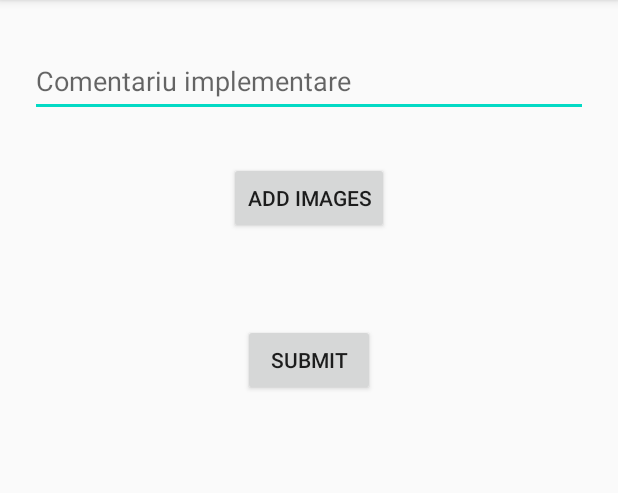
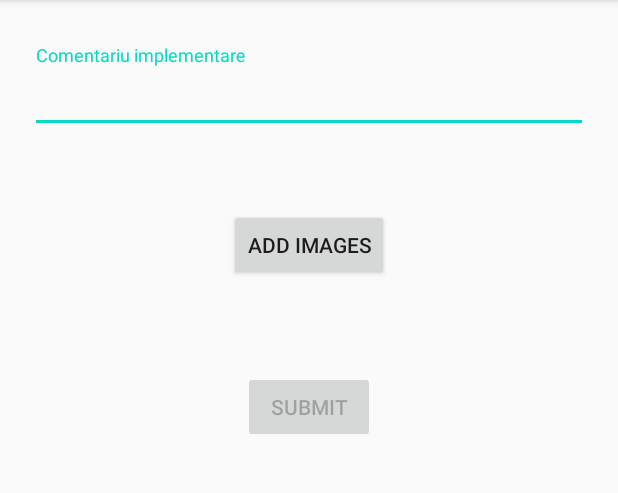
Before and after one commit to EusebiuTimofte/LicentaCivicHub, an Android app: the SubmitImplementationFormActivity screen opened directly, with no data from a screen before it, on a phone screen of 412 x 824 dp, the part 84-577 px from its top. Run offline under Robolectric (Android 15) with nearby library versions, the phone set to English and light mode, and no system bars; our stand-ins replace Volley; 1 statement that could not run was skipped.

Commit message:
minimum 3 chracters soluton, implementation, new issue

```diff
--- a/app/src/main/java/com/example/civichub/SubmitImplementationFormActivity.kt
+++ b/app/src/main/java/com/example/civichub/SubmitImplementationFormActivity.kt
@@ -17,16 +17,20 @@ import android.widget.Button
 import android.widget.ImageView
 import android.widget.TextView
 import android.widget.Toast
+import androidx.core.widget.doOnTextChanged
 import com.android.volley.Request
 import com.android.volley.toolbox.JsonObjectRequest
 import com.android.volley.toolbox.Volley
+import com.google.android.material.textfield.TextInputEditText
+import com.google.android.material.textfield.TextInputLayout
 import org.json.JSONArray
 import org.json.JSONObject
 import java.io.ByteArrayOutputStream
 
 class SubmitImplementationFormActivity : AppCompatActivity() {
 
-    private lateinit var descriptionInput: TextView
+    private lateinit var descriptionInput: TextInputEditText
+    private lateinit var descriptionTextInputLayout: TextInputLayout
     private lateinit var addImagesButton: Button
     private lateinit var imageView: ImageView
     private lateinit var submitButton: Button
@@ -41,11 +45,25 @@ class SubmitImplementationFormActivity : AppCompatActivity() {
         val sharedPref = getSharedPreferences(getString(R.string.shared_preferences_file), Context.MODE_PRIVATE)
         val userGuid = sharedPref.getString(getString(R.string.logged_user_id), "")!!
 
-        descriptionInput = findViewById(R.id.descriptionEditText)
+        descriptionInput = findViewById(R.id.descriptionTextInputEditText)
+        descriptionTextInputLayout = findViewById(R.id.descriptionTextInputLayout)
         addImagesButton = findViewById(R.id.addImagesButton)
         imageView = findViewById(R.id.imageView)
         submitButton = findViewById(R.id.submitSolutionButton)
         base64Codes = mutableListOf()
+
+        submitButton.isEnabled = false
+
+        descriptionInput.doOnTextChanged { text, start, before, count ->
+            if (count < 3) {
+                descriptionTextInputLayout.error = applicationContext.resources.getString(R.string.minimum_length_edit_text)
+                submitButton.isEnabled = false
+            }else{
+                descriptionTextInputLayout.error = null
+                submitButton.isEnabled = true
+            }
+        }
+
 
         addImagesButton.setOnClickListener {
             val intent = Intent(Intent.ACTION_GET_CONTENT).apply {
@@ -101,8 +119,9 @@ class SubmitImplementationFormActivity : AppCompatActivity() {
 
         if (requestCode == REQUEST_IMAGE_GET && resultCode == Activity.RESULT_OK && data != null) {
 
-            for (i in 0 until data.clipData!!.itemCount) {
-                val fullPhotoUri: Uri = data.clipData!!.getItemAt(i).uri
+//            for (i in 0 until data.clipData!!.itemCount) {
+//                val fullPhotoUri: Uri = data.clipData!!.getItemAt(i).uri
+            val fullPhotoUri: Uri = data.data!!
             val bitmap = if (Build.VERSION.SDK_INT >= Build.VERSION_CODES.P) {
                 ImageDecoder.decodeBitmap(
                     ImageDecoder.createSource(
@@ -118,9 +137,11 @@ class SubmitImplementationFormActivity : AppCompatActivity() {
             bitmap.compress(Bitmap.CompressFormat.PNG, 100, byteArrayOutputStream)
             val byteArray: ByteArray = byteArrayOutputStream.toByteArray()
             base64Codes.add(Base64.encodeToString(byteArray, Base64.DEFAULT))
-            }
-        }
 
             addImagesButton.visibility = View.GONE
         }
+//        }
+
+
     }
+}
--- a/app/src/main/res/layout/activity_submit_implementation_form.xml
+++ b/app/src/main/res/layout/activity_submit_implementation_form.xml
@@ -14,20 +14,30 @@
             android:layout_width="match_parent"
             android:layout_height="wrap_content">
 
-            <EditText
-                android:id="@+id/descriptionEditText"
+
+            <com.google.android.material.textfield.TextInputLayout
+                android:id="@+id/descriptionTextInputLayout"
                 android:layout_width="0dp"
                 android:layout_height="wrap_content"
                 android:layout_marginStart="20dp"
                 android:layout_marginTop="30dp"
                 android:layout_marginEnd="20dp"
                 android:ems="10"
-                android:hint="@string/solution_implementation_details"
                 android:inputType="textMultiLine"
                 android:minHeight="48dp"
                 app:layout_constraintEnd_toEndOf="parent"
                 app:layout_constraintStart_toStartOf="parent"
-                app:layout_constraintTop_toTopOf="parent" />
+                app:layout_constraintTop_toTopOf="parent"
+                app:errorEnabled="true"
+                app:endIconMode="clear_text">
+
+                <com.google.android.material.textfield.TextInputEditText
+                    android:id="@+id/descriptionTextInputEditText"
+                    android:layout_width="match_parent"
+                    android:layout_height="wrap_content"
+                    android:hint="@string/solution_implementation_details"
+                    android:minHeight="48dp"/>
+            </com.google.android.material.textfield.TextInputLayout>
 
             <Button
                 android:id="@+id/addImagesButton"
@@ -37,7 +47,7 @@
                 android:text="@string/pick_images_button"
                 app:layout_constraintEnd_toEndOf="parent"
                 app:layout_constraintStart_toStartOf="parent"
-                app:layout_constraintTop_toBottomOf="@+id/descriptionEditText" />
+                app:layout_constraintTop_toBottomOf="@+id/descriptionTextInputLayout" />
 
             <ImageView
                 android:id="@+id/imageView"
```
Also changed, not shown: app/src/main/java/com/example/civichub/NewIssueFormActivity.kt (+5 -4 lines), app/src/main/java/com/example/civichub/SubmitSolutionActivity.kt (+28 -8 lines), app/src/main/res/layout/activity_submit_solution.xml (+14 -5 lines). Lines whose indentation alone changed are shown as unchanged.
